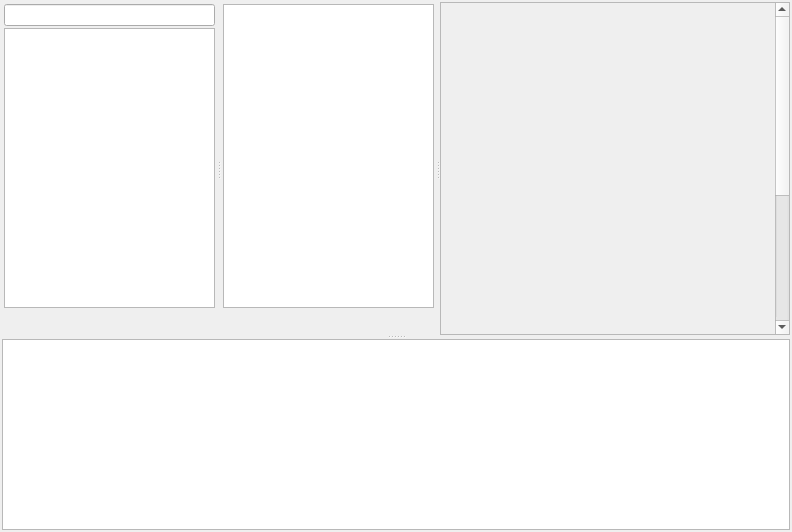
First picture: the form in rpfm_ui/ui_templates/group_formations_editor.ui, repository Frodo45127/rpfm, before the edit.
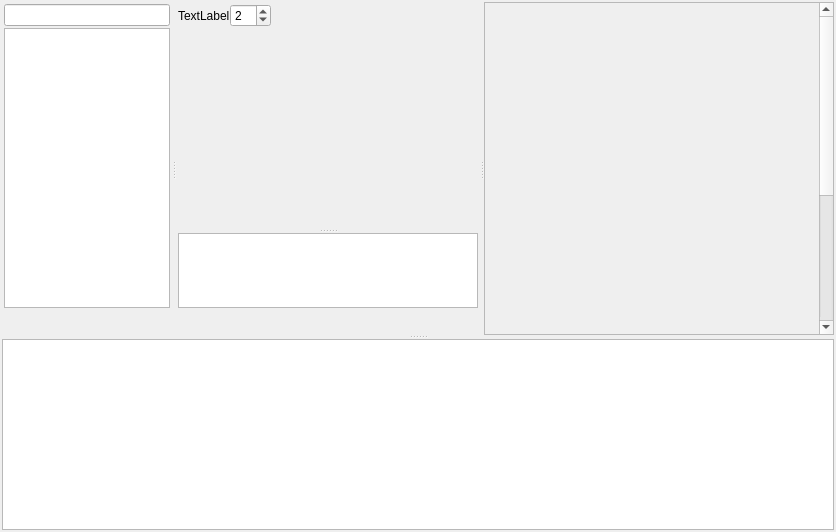
Second picture: the form after the edit.

Commit message: Added a canvas to the GroupFormations editor, showing the simulated layout of the selected formation. - Blocks are drawn over a grid in meters, with links to their parents and spans around their members. - Selection is synced between the canvas and the blocks tree. - The simulated amount of units per block can be changed.

The edit to the form file:
```diff
--- a/rpfm_ui/ui_templates/group_formations_editor.ui
+++ b/rpfm_ui/ui_templates/group_formations_editor.ui
@@ -76,14 +76,55 @@
         <property name="bottomMargin"><number>2</number></property>
         <property name="spacing"><number>2</number></property>
         <item row="0" column="0" rowspan="1" colspan="1">
-         <widget class="QTreeView" name="blocks_tree_view">
-          <property name="alternatingRowColors"><bool>true</bool></property>
-          <property name="contextMenuPolicy"><enum>Qt::CustomContextMenu</enum></property>
-          <property name="selectionMode"><enum>QAbstractItemView::ExtendedSelection</enum></property>
-          <property name="headerHidden"><bool>true</bool></property>
+         <widget class="QWidget" name="canvas_toolbar" native="true">
+          <layout class="QGridLayout" name="canvas_toolbar_layout">
+           <property name="leftMargin"><number>0</number></property>
+           <property name="topMargin"><number>0</number></property>
+           <property name="rightMargin"><number>0</number></property>
+           <property name="bottomMargin"><number>0</number></property>
+           <property name="spacing"><number>0</number></property>
+           <item row="0" column="0" rowspan="1" colspan="1">
+            <widget class="QLabel" name="unit_count_label">
+             <property name="text"><string>TextLabel</string></property>
+            </widget>
+           </item>
+           <item row="0" column="1" rowspan="1" colspan="1">
+            <widget class="QSpinBox" name="unit_count_spinbox">
+             <property name="minimum"><number>1</number></property>
+             <property name="maximum"><number>40</number></property>
+             <property name="value"><number>2</number></property>
+            </widget>
+           </item>
+           <item row="0" column="2" rowspan="1" colspan="1">
+            <widget class="QToolButton" name="fit_button">
+             <property name="autoRaise"><bool>true</bool></property>
+            </widget>
+           </item>
+           <item row="0" column="3" rowspan="1" colspan="1">
+            <spacer name="canvas_toolbar_spacer">
+             <property name="orientation"><enum>Qt::Horizontal</enum></property>
+             <property name="sizeHint" stdset="0"><size><width>0</width><height>0</height></size></property>
+            </spacer>
+           </item>
+          </layout>
          </widget>
         </item>
         <item row="1" column="0" rowspan="1" colspan="1">
+         <widget class="QSplitter" name="blocks_splitter">
+          <property name="orientation"><enum>Qt::Vertical</enum></property>
+          <property name="childrenCollapsible"><bool>false</bool></property>
+          <widget class="QWidget" name="canvas_placeholder" native="true">
+           <property name="minimumSize"><size><width>300</width><height>200</height></size></property>
+          </widget>
+          <widget class="QTreeView" name="blocks_tree_view">
+           <property name="alternatingRowColors"><bool>true</bool></property>
+           <property name="contextMenuPolicy"><enum>Qt::CustomContextMenu</enum></property>
+           <property name="selectionMode"><enum>QAbstractItemView::ExtendedSelection</enum></property>
+           <property name="headerHidden"><bool>true</bool></property>
+          </widget>
+         </widget>
+        </item>
+        <item row="2" column="0" rowspan="1" colspan="1">
          <widget class="QWidget" name="blocks_buttons" native="true">
           <layout class="QGridLayout" name="blocks_buttons_layout">
            <property name="leftMargin"><number>0</number></property>
```
The commit also changes 8 other files.
